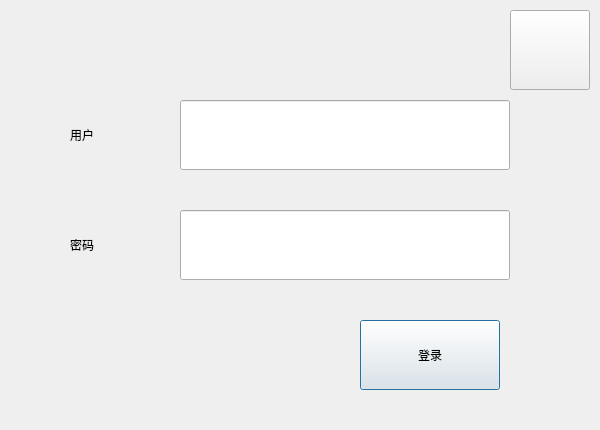
Old version of the form src/XMusic/ui/logindlg.ui in the repository 1028417/XMusic.
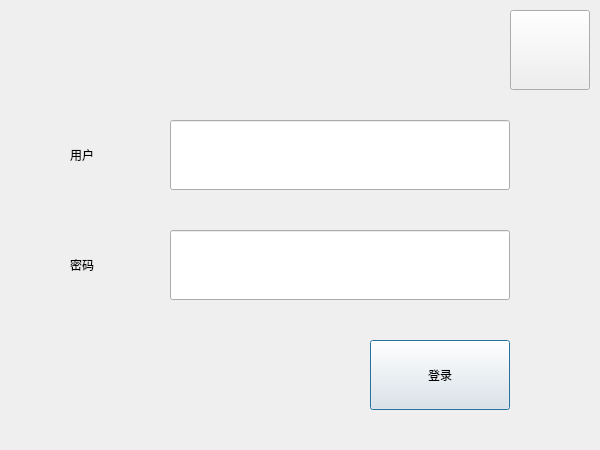
New version of the form. Icons and pictures are not drawn. Custom widgets are drawn as their Qt base class.

The edit to the form file:
```diff
--- a/src/XMusic/ui/logindlg.ui
+++ b/src/XMusic/ui/logindlg.ui
@@ -7,7 +7,7 @@
     <x>0</x>
     <y>0</y>
     <width>600</width>
-    <height>430</height>
+    <height>450</height>
    </rect>
   </property>
   <property name="windowTitle">
@@ -16,9 +16,9 @@
   <widget class="QLineEdit" name="editUser">
    <property name="geometry">
     <rect>
-     <x>180</x>
-     <y>100</y>
-     <width>330</width>
+     <x>170</x>
+     <y>120</y>
+     <width>340</width>
      <height>70</height>
     </rect>
    </property>
@@ -32,8 +32,8 @@
   <widget class="CButton" name="btnLogin">
    <property name="geometry">
     <rect>
-     <x>360</x>
-     <y>320</y>
+     <x>370</x>
+     <y>340</y>
      <width>140</width>
      <height>70</height>
     </rect>
@@ -91,9 +91,9 @@
   <widget class="QLineEdit" name="editPwd">
    <property name="geometry">
     <rect>
-     <x>180</x>
-     <y>210</y>
-     <width>330</width>
+     <x>170</x>
+     <y>230</y>
+     <width>340</width>
      <height>70</height>
     </rect>
    </property>
@@ -111,7 +111,7 @@
    <property name="geometry">
     <rect>
      <x>70</x>
-     <y>100</y>
+     <y>120</y>
      <width>100</width>
      <height>70</height>
     </rect>
@@ -124,7 +124,7 @@
    <property name="geometry">
     <rect>
      <x>70</x>
-     <y>210</y>
+     <y>230</y>
      <width>100</width>
      <height>70</height>
     </rect>
```
Left out of the diff: 16 changed lines with no effect on the pictures.
